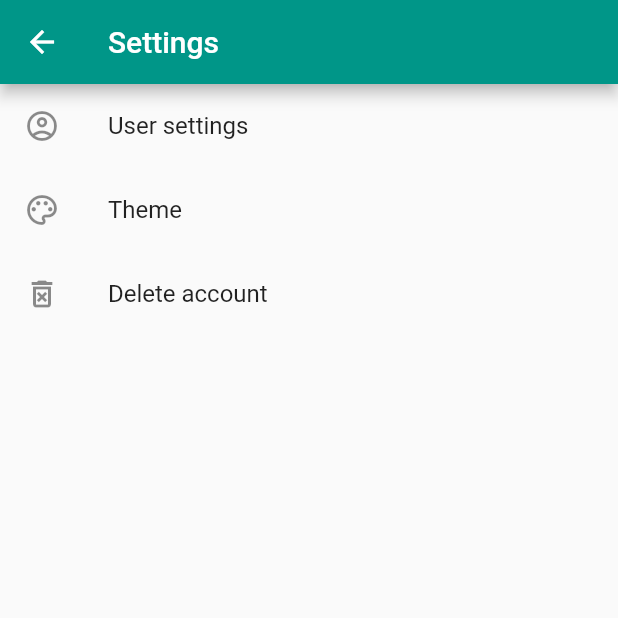
After one commit to mb-s/Chatty, a Flutter app: the SettingsScreen screen opened by its route, on a phone screen of 412 x 824 dp, the top half of it. The commit adds this screen. Run offline on Flutter 3.47's test engine with Material 2 defaults, Android fonts, the phone set to English and light mode, and no system bars; our stand-ins replace cloud_firestore, firebase_auth, firebase_storage, image_picker; accounts and stored records are empty.

Commit message:
Add settings screen to app

```diff
--- a/lib/main.dart
+++ b/lib/main.dart
@@ -4,6 +4,7 @@ import 'package:firebase_auth/firebase_auth.dart';
 import './screens/chat_screen.dart';
 import './screens/auth_screen.dart';
 import './screens/splash_screen.dart';
+import './screens/settings_screen.dart';
 
 void main() {
   runApp(MyApp());
@@ -41,6 +42,9 @@ class MyApp extends StatelessWidget {
           return AuthScreen();
         },
       ),
+      routes: {
+        '/settings': (ctx) => SettingsScreen(),
+      },
     );
   }
 }
--- a/lib/screens/chat_screen.dart
+++ b/lib/screens/chat_screen.dart
@@ -46,6 +46,8 @@ class ChatScreen extends StatelessWidget {
             onChanged: (itemIdentifier) {
               if (itemIdentifier == 'logout') {
                 FirebaseAuth.instance.signOut();
+              } else if (itemIdentifier == 'settings') {
+                Navigator.of(context).pushNamed('/settings');
               }
             },
           )
--- /dev/null
+++ b/lib/screens/settings_screen.dart
@@ -0,0 +1,30 @@
+import 'package:flutter/material.dart';
+
+import '../widgets/settings/settings_item.dart';
+
+class SettingsScreen extends StatelessWidget {
+  @override
+  Widget build(BuildContext context) {
+    return Scaffold(
+      appBar: AppBar(
+        title: Text('Settings'),
+      ),
+      body: ListView(
+        children: [
+          SettingsItem(
+            Icons.account_circle_outlined,
+            'User settings',
+          ),
+          SettingsItem(
+            Icons.color_lens_outlined,
+            'Theme',
+          ),
+          SettingsItem(
+            Icons.delete_forever_outlined,
+            'Delete account',
+          ),
+        ],
+      ),
+    );
+  }
+}
--- /dev/null
+++ b/lib/widgets/settings/settings_item.dart
@@ -0,0 +1,19 @@
+import 'package:flutter/material.dart';
+
+class SettingsItem extends StatelessWidget {
+  SettingsItem(this.icon, this.title);
+
+  final IconData icon;
+  final String title;
+
+  @override
+  Widget build(BuildContext context) {
+    return InkWell(
+      onTap: () {},
+      child: ListTile(
+        leading: Icon(icon),
+        title: Text(title),
+      ),
+    );
+  }
+}
```
